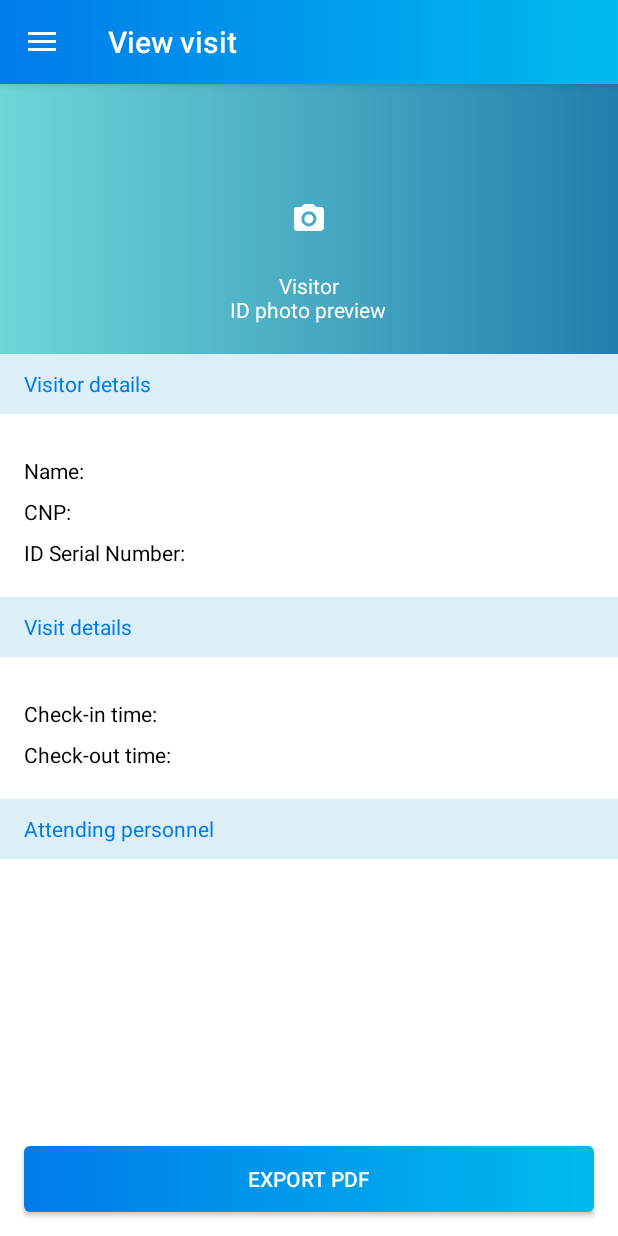
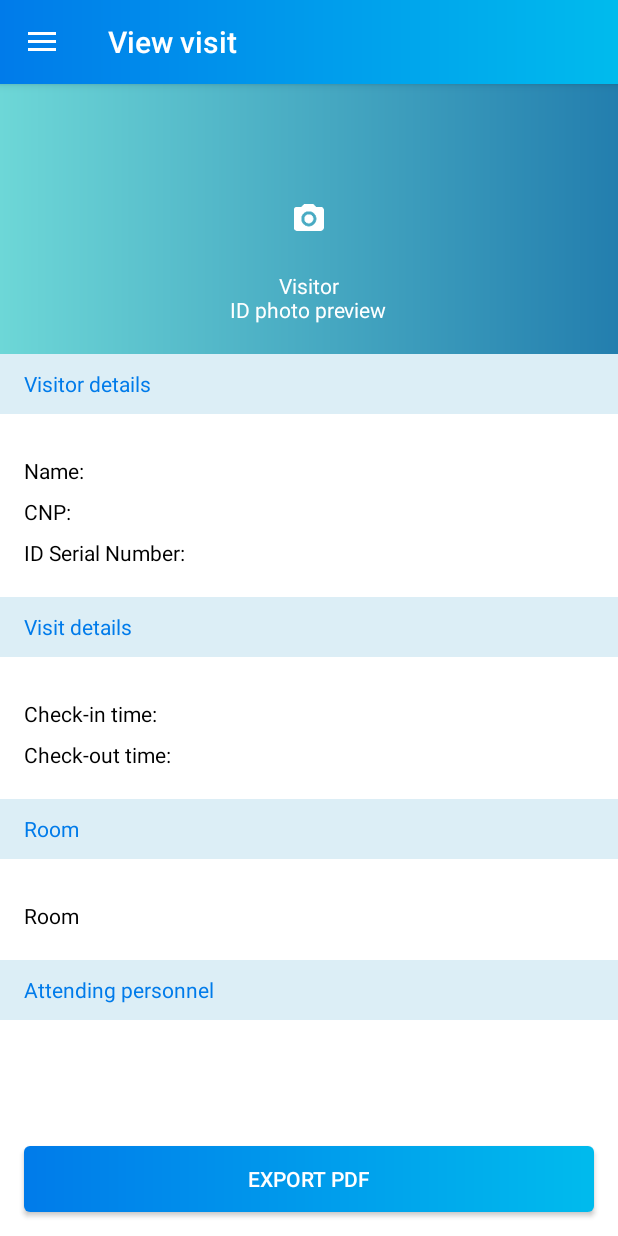
Before and after one commit to AdinaLaptuca/VisitorsBook, an Android app: the fragment ViewVisitFragment placed in its activity, on a phone screen of 412 x 824 dp. Run offline under Robolectric (Android 15) with nearby library versions, the phone set to English and light mode, and no system bars; our stand-ins replace ButterKnife, Firebase (no records; nobody signed in at launch, a user with empty details on screens opened directly); libraries missing offline, so code that uses them is left out: com.microblink, com.microblink.intent, com.ryanharter.auto; 2 statements that could not run were skipped.

Commit message:
upcoming visit validation

```diff
--- a/app/src/main/java/com/adinalaptuca/visitorsbook/activities/main/VisitsFragment/UpcomingVisitor/UpcomingVisitorPresenter.java
+++ b/app/src/main/java/com/adinalaptuca/visitorsbook/activities/main/VisitsFragment/UpcomingVisitor/UpcomingVisitorPresenter.java
@@ -41,6 +41,7 @@ public class UpcomingVisitorPresenter implements UpcomingVisitorContract.Present
                         .setFirstName(firstName)
                         .setLastName(lastName)
                         .build())
+                .setRoom(room)
                 .build();
 
         String path = String.format(Locale.getDefault(), "%s/%s",
@@ -80,6 +81,7 @@ public class UpcomingVisitorPresenter implements UpcomingVisitorContract.Present
                 .setCheckin(Checkin.builder()
                         .setTimeStart(timeStart)
                         .build())
+                .setRoom(room)
                 .build();
 
         String path = String.format(Locale.getDefault(), "%s/%s",
--- a/app/src/main/java/com/adinalaptuca/visitorsbook/activities/main/VisitsFragment/ViewVisit/ViewVisitFragment.java
+++ b/app/src/main/java/com/adinalaptuca/visitorsbook/activities/main/VisitsFragment/ViewVisit/ViewVisitFragment.java
@@ -46,6 +46,9 @@ public class ViewVisitFragment extends BaseToolbarFragment {
     @BindView(R.id.txtCheckoutTime)
     protected TextView txtCheckoutTime;
 
+    @BindView(R.id.txtRoom)
+    protected TextView txtRoom;
+
     @BindView(R.id.viewParticipants)
     protected ViewGroup viewParticipants;
 
@@ -88,6 +91,7 @@ public class ViewVisitFragment extends BaseToolbarFragment {
                 setLabelInfo(txtIdSerialNumber, R.string.idSerialNumber, visit.getPerson().getSerialNumber());
                 setLabelInfo(txtCheckinTime, R.string.checkinTime, DateUtils.dateToString(checkin.getTimeStart(), Constants.DATE_FORMATTER_PATTERN_VIEW_VISITOR_DATE_TIME));
                 setLabelInfo(txtCheckoutTime, R.string.checkoutTime, DateUtils.dateToString(checkin.getTimeEnd(), Constants.DATE_FORMATTER_PATTERN_VIEW_VISITOR_DATE_TIME));
+                setLabelInfo(txtRoom, R.string.Room, visit.getRoom() != null ? visit.getRoom().toString(getActivity()) : getResources().getString(R.string.room));
 
                 LayoutInflater inflater = LayoutInflater.from(getActivity());
 
--- a/app/src/main/java/com/adinalaptuca/visitorsbook/model/Visit.java
+++ b/app/src/main/java/com/adinalaptuca/visitorsbook/model/Visit.java
@@ -24,6 +24,7 @@ public abstract class Visit implements Parcelable, Comparable<Visit>
     @Nullable
     public abstract String getId();
 
+    @NonNull
     @SerializedName("timeStart")
     public abstract Date getTimeStart();
 
@@ -41,6 +42,10 @@ public abstract class Visit implements Parcelable, Comparable<Visit>
 
     @SerializedName("participants")
     public abstract List<Employee> getParticipants();
+
+    @Nullable
+    @SerializedName("room")
+    public abstract Room getRoom();
 
     @Exclude
     public String getReferenceId(Context context) {
@@ -69,6 +74,7 @@ public abstract class Visit implements Parcelable, Comparable<Visit>
         public abstract Builder setCheckin(Checkin checkin);
         public abstract Builder setPerson(Person person);
         public abstract Builder setParticipants(List<Employee> participants);
+        public abstract Builder setRoom(Room room);
 
         public abstract Visit build();
     }
--- a/app/src/main/res/layout/fragment_view_visit.xml
+++ b/app/src/main/res/layout/fragment_view_visit.xml
@@ -105,6 +105,32 @@
             <TextView
                 style="@style/headerList"
                 android:layout_width="match_parent"
+                android:text="@string/room"
+                android:gravity="center_vertical"
+                android:paddingLeft="@dimen/activity_horizontal_margin"
+                android:paddingRight="@dimen/activity_horizontal_margin"/>
+
+            <android.support.v4.widget.Space
+                android:layout_width="match_parent"
+                android:layout_height="20dp" />
+
+            <TextView
+                android:id="@+id/txtRoom"
+                style="@style/viewData_textView"
+                android:layout_width="match_parent"
+                android:layout_height="wrap_content"
+                android:text="@string/room"
+                android:layout_marginLeft="@dimen/activity_horizontal_margin"
+                android:layout_marginRight="@dimen/activity_horizontal_margin"
+                android:layout_marginTop="8dp"/>
+
+            <android.support.v4.widget.Space
+                android:layout_width="match_parent"
+                android:layout_height="20dp" />
+
+            <TextView
+                style="@style/headerList"
+                android:layout_width="match_parent"
                 android:text="@string/attendingPersonnel"
                 android:gravity="center_vertical"
                 android:paddingLeft="@dimen/activity_horizontal_margin"
--- a/app/src/main/res/values/strings.xml
+++ b/app/src/main/res/values/strings.xml
@@ -40,6 +40,7 @@
     <string name="terms_conditions">Terms and conditions</string>
     <string name="logout">Log out</string>
     <string name="logoutQuestion">Are you sure you wish to log out? This will terminate your current session</string>
+    <string name="notAvailable">N/A</string>
 
     <string name="checkIn">Check in</string>
     <string name="checkOut">Check out</string>
@@ -55,6 +56,7 @@
     <string name="employees">Employees</string>
     <string name="rooms">Rooms</string>
     <string name="room">Room</string>
+    <string name="Room">Room:</string>
     <string name="floor">Floor:</string>
 
     <string name="takePhotoFragmentTitle">Take photo</string>
@@ -76,6 +78,7 @@
     <string name="printBadge">Print badge</string>
     <string name="finish">Finish</string>
     <string name="addParticipant">Add participant</string>
+    <string name="participantsErrorMessage">You need to select at least one participant</string>
     <string name="otherParticipants">Other participants</string>
 
     <string name="roomSize">Room size (for how many people)</string>
```
Also changed, not shown: app/src/main/java/com/adinalaptuca/visitorsbook/activities/drawerMenu/externalRegisters/ExternalRegisterContract.java (+5 -2 lines), app/src/main/java/com/adinalaptuca/visitorsbook/activities/drawerMenu/externalRegisters/ExternalRegisterFragment.java (+35 -1 lines), app/src/main/java/com/adinalaptuca/visitorsbook/activities/drawerMenu/externalRegisters/ExternalRegisterPresenter.java (+12 -0 lines), app/src/main/java/com/adinalaptuca/visitorsbook/activities/main/VisitsFragment/PreviewVisitorData/PreviewVisitorDataFragment.java (+15 -14 lines), app/src/main/java/com/adinalaptuca/visitorsbook/activities/main/VisitsFragment/UpcomingVisitor/UpcomingVisitorFragment.java (+24 -6 lines), app/src/main/java/com/adinalaptuca/visitorsbook/custom/BaseFragment.java (+17 -0 lines), app/src/main/java/com/adinalaptuca/visitorsbook/model/Room.java (+11 -0 lines), app/src/main/res/layout/fragment_external_register.xml (+2 -27 lines).
